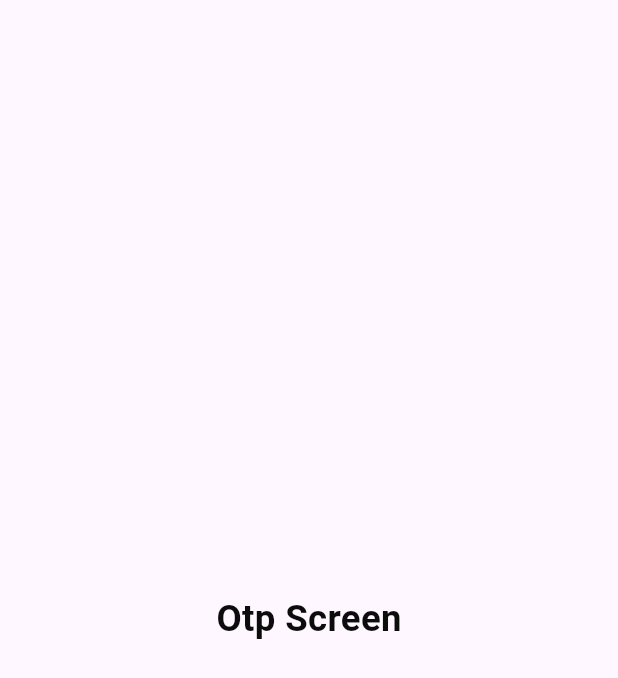
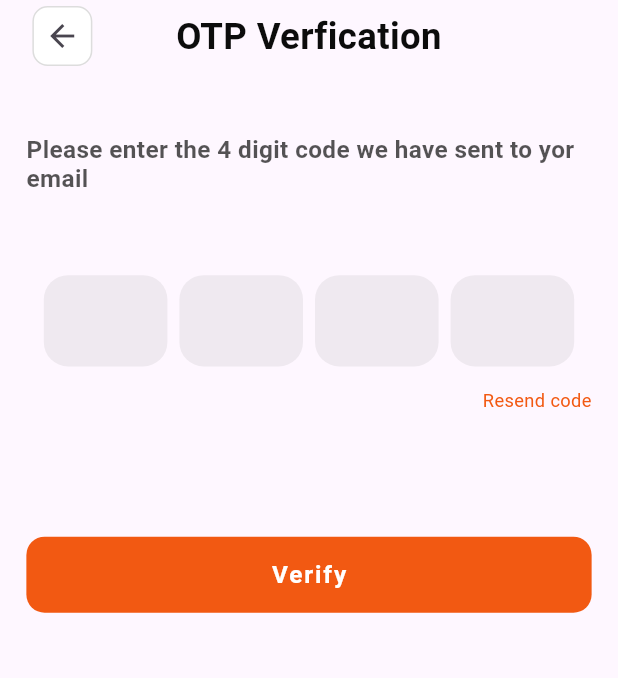
Before and after one commit to momenibrahim180-svg/Ecommerce-App, a Flutter app: the OtpScreen screen opened by its route, on a phone screen of 412 x 824 dp. Shown: the top 678 px of the screen. Run offline on Flutter 3.47's test engine with Material 3 defaults, Android fonts, the phone set to English and light mode, and no system bars; drawn by our look-alikes of pinput; our stand-ins replace flutter_screenutil.

Commit message:
- Added new styles. - Make custom app bar. - Added otp form field. - Finished Otp Screen.

```diff
--- a/lib/core/theming/app_text_style.dart
+++ b/lib/core/theming/app_text_style.dart
@@ -3,7 +3,7 @@ import 'package:flutter/widgets.dart';
 import 'package:flutter_screenutil/flutter_screenutil.dart';
 
 abstract class AppTextStyle {
-  static TextStyle font12W400 = TextStyle(
+  static TextStyle font12W400MainColor = TextStyle(
     fontSize: 12.0.sp,
     fontWeight: FontWeight.w400,
     color: AppColor.mainColor,
@@ -24,6 +24,11 @@ abstract class AppTextStyle {
     fontWeight: FontWeight.w700,
     color: AppColor.blackColor,
   );
+  static TextStyle font16W700Black = TextStyle(
+    fontSize: 16.0.sp,
+    fontWeight: FontWeight.w700,
+    color: AppColor.blackColor,
+  );
   static TextStyle font16W700White = TextStyle(
     fontSize: 16.0.sp,
     fontWeight: FontWeight.w700,
--- /dev/null
+++ b/lib/core/widgets/app_appbar.dart
@@ -0,0 +1,45 @@
+import 'package:ecommerce_youtube/core/helpers/extensions.dart';
+import 'package:ecommerce_youtube/core/theming/app_color.dart';
+import 'package:ecommerce_youtube/core/theming/app_text_style.dart';
+import 'package:flutter/material.dart';
+
+class AppAppBar extends StatelessWidget {
+  final String title;
+  const AppAppBar({super.key,required this.title});
+
+  @override
+  Widget build(BuildContext context) {
+    return Stack(
+      children: [
+        Row(
+          children: [
+            IconButton(
+              style: IconButton.styleFrom(
+                backgroundColor: AppColor.whiteColor,
+                shape: RoundedRectangleBorder(
+                  borderRadius: 10.radius,
+                  side: BorderSide(color: AppColor.greyColor.withAlpha(90)),
+                ),
+              ),
+              onPressed: () {},
+              icon: Icon(Icons.arrow_back),
+            ),
+          ],
+        ),
+        Positioned(
+          left: 0.0,
+          right: 0.0,
+          bottom: 0.0,
+          top: 0.0,
+          child: Center(
+            child: Text(
+              title,
+              textAlign: TextAlign.center,
+              style: AppTextStyle.font24W700,
+            ),
+          ),
+        ),
+      ],
+    );
+  }
+}
--- a/lib/features/auth/ui/screens/otp_screen.dart
+++ b/lib/features/auth/ui/screens/otp_screen.dart
@@ -1,4 +1,11 @@
+import 'package:ecommerce_youtube/core/helpers/extensions.dart';
+import 'package:ecommerce_youtube/core/theming/app_color.dart';
 import 'package:ecommerce_youtube/core/theming/app_text_style.dart';
+import 'package:ecommerce_youtube/core/widgets/app_appbar.dart';
+import 'package:ecommerce_youtube/core/widgets/app_button.dart';
+import 'package:ecommerce_youtube/core/widgets/app_padding.dart';
+import 'package:ecommerce_youtube/features/auth/ui/widgets/otp_form_field.dart';
+import 'package:ecommerce_youtube/features/auth/ui/widgets/resend_code_widget.dart';
 import 'package:flutter/material.dart';
 
 class OtpScreen extends StatelessWidget {
@@ -7,7 +14,29 @@ class OtpScreen extends StatelessWidget {
   @override
   Widget build(BuildContext context) {
     return Scaffold(
-      body: Center(child: Text('Otp Screen', style: AppTextStyle.font24W700)),
+      body: SafeArea(
+        child: SingleChildScrollView(
+          padding: paddingHorizontal(16),
+          child: Column(
+            children: [
+              AppAppBar(title: 'OTP Verfication',),
+              42.height,
+              Text(
+                'Please enter the 4 digit code we have sent to yor email',
+                style: AppTextStyle.font16W700Black.copyWith(
+                  color: AppColor.blackColor.withValues(alpha: 0.7),
+                ),
+              ),
+              54.height,
+              OtpFormField(),
+              16.height,
+              ResendCodeWidget(),
+              82.height,
+              AppButton(text: 'Verify', onPressed: () {}),
+            ],
+          ),
+        ),
+      ),
     );
   }
 }
--- /dev/null
+++ b/lib/features/auth/ui/widgets/otp_form_field.dart
@@ -0,0 +1,35 @@
+import 'dart:developer';
+
+import 'package:ecommerce_youtube/core/helpers/extensions.dart';
+import 'package:ecommerce_youtube/core/theming/app_color.dart';
+import 'package:ecommerce_youtube/core/theming/app_text_style.dart';
+import 'package:flutter/material.dart';
+import 'package:flutter_screenutil/flutter_screenutil.dart';
+import 'package:pinput/pinput.dart';
+
+class OtpFormField extends StatelessWidget {
+  const OtpFormField({super.key});
+
+  @override
+  Widget build(BuildContext context) {
+    return Pinput(
+      mainAxisAlignment: MainAxisAlignment.spaceEvenly,
+      defaultPinTheme: PinTheme(
+        width: 75.0.w,
+        height: 60.0.h,
+        textStyle: AppTextStyle.font20W700,
+        decoration: BoxDecoration(
+          borderRadius: 16.radius,
+          color: AppColor.greyColor.withAlpha(40),
+        ),
+      ),
+
+      validator: (s) {
+        return s == '5555' ? null : 'Pin is incorrect';
+      },
+      pinputAutovalidateMode: PinputAutovalidateMode.onSubmit,
+      showCursor: true,
+      onCompleted: (pin) => log(pin),
+    );
+  }
+}
--- /dev/null
+++ b/lib/features/auth/ui/widgets/resend_code_widget.dart
@@ -0,0 +1,16 @@
+import 'package:ecommerce_youtube/core/theming/app_text_style.dart';
+import 'package:flutter/material.dart';
+
+class ResendCodeWidget extends StatelessWidget {
+  const ResendCodeWidget({super.key});
+
+  @override
+  Widget build(BuildContext context) {
+    return Align(
+      alignment: AlignmentGeometry.centerRight,
+      child: InkWell(
+        child: Text('Resend code', style: AppTextStyle.font12W400MainColor),
+      ),
+    );
+  }
+}
--- a/pubspec.yaml
+++ b/pubspec.yaml
@@ -31,9 +31,10 @@ dependencies:
   flutter:
     sdk: flutter
 
-  # A flutter plugin for adapting screen and font size
+  # A flutter plugin for adapting screen and font size.
   flutter_screenutil: ^5.9.3
-
+  # Pin code input (OTP) text field, iOS SMS autofill, Android SMS autofill One Time Code.
+  pinput: ^5.0.2
 
   # The following adds the Cupertino Icons font to your application.
   # Use with the CupertinoIcons class for iOS style icons.
```
Also changed, not shown: pubspec.lock.
